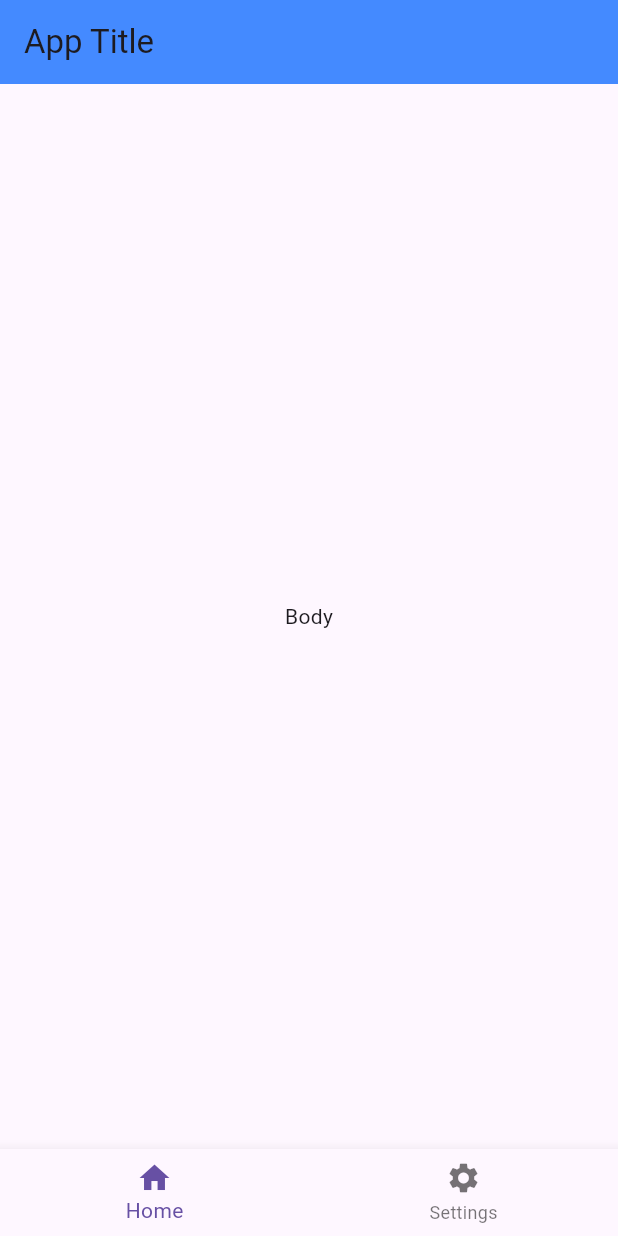
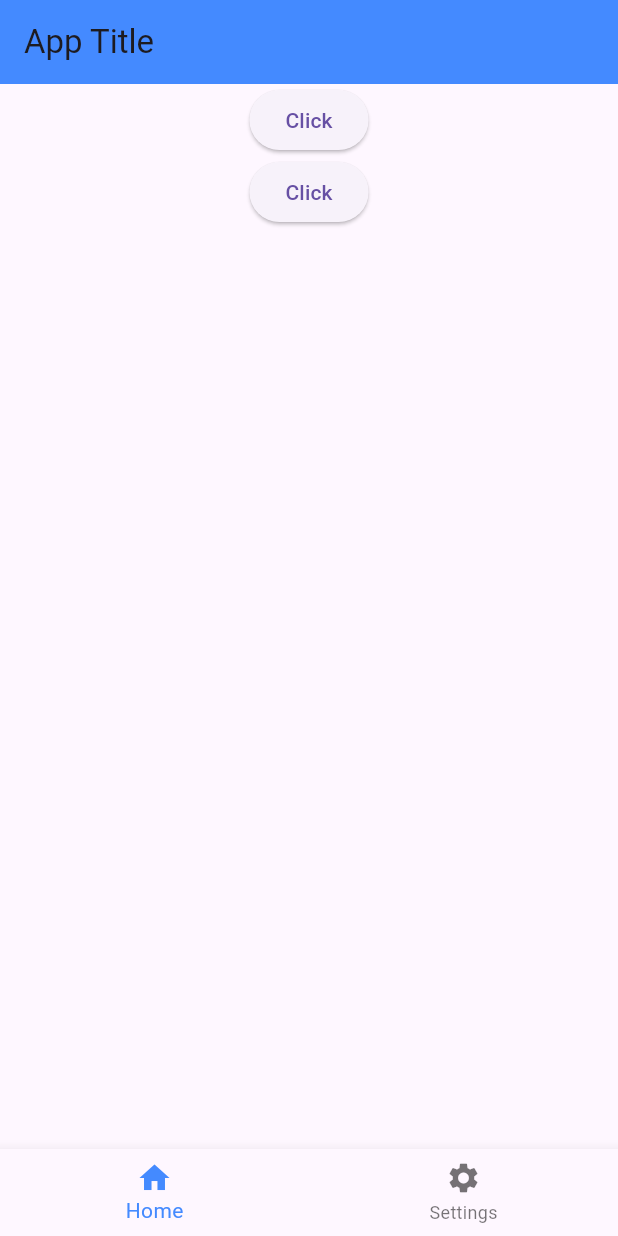
Before and after one commit to quarshie133/flutter_app, a Flutter app: the screen it shows after launch, on a phone screen of 412 x 824 dp. Run offline on Flutter 3.47's test engine with Material 3 defaults, Android fonts, the phone set to English and light mode, and no system bars.

Commit message:
added navigation, icon widgets, button widgets, added a little logic

```diff
--- a/lib/main.dart
+++ b/lib/main.dart
@@ -1,11 +1,19 @@
 import 'package:flutter/material.dart';
 
 void main() {
-  runApp(const MyApp());
+  runApp(MyApp());
 }
 
-class MyApp extends StatelessWidget {
-  const MyApp({super.key});
+class MyApp extends StatefulWidget {
+  MyApp({super.key});
+
+  @override
+  State<MyApp> createState() => _MyAppState();
+}
+
+class _MyAppState extends State<MyApp> {
+  String buttonName = 'Click';
+  int currentIndex = 0;
 
   @override
   Widget build(BuildContext context) {
@@ -18,7 +26,28 @@ class MyApp extends StatelessWidget {
         ),
         body: Center(
           child: Center(
-            child: const Text('Body'),
+            child: Column(
+              children: [
+                ElevatedButton(
+                    onPressed: () {
+                      setState(
+                        () {
+                          buttonName = 'Clicked!';
+                        },
+                      );
+                    },
+                    child: Text(buttonName)),
+                ElevatedButton(
+                    onPressed: () {
+                      setState(
+                        () {
+                          buttonName = 'Clicked!';
+                        },
+                      );
+                    },
+                    child: Text(buttonName)),
+              ],
+            ),
           ),
         ),
         bottomNavigationBar: BottomNavigationBar(
@@ -32,6 +61,13 @@ class MyApp extends StatelessWidget {
             BottomNavigationBarItem(
                 label: 'Settings', icon: Icon(Icons.settings))
           ],
+          currentIndex: currentIndex,
+          fixedColor: Colors.blueAccent,
+          onTap: (int index) {
+            setState(() {
+              currentIndex = index;
+            });
+          },
         ),
       ),
     );
```
Also changed, not shown: 1 other file.
